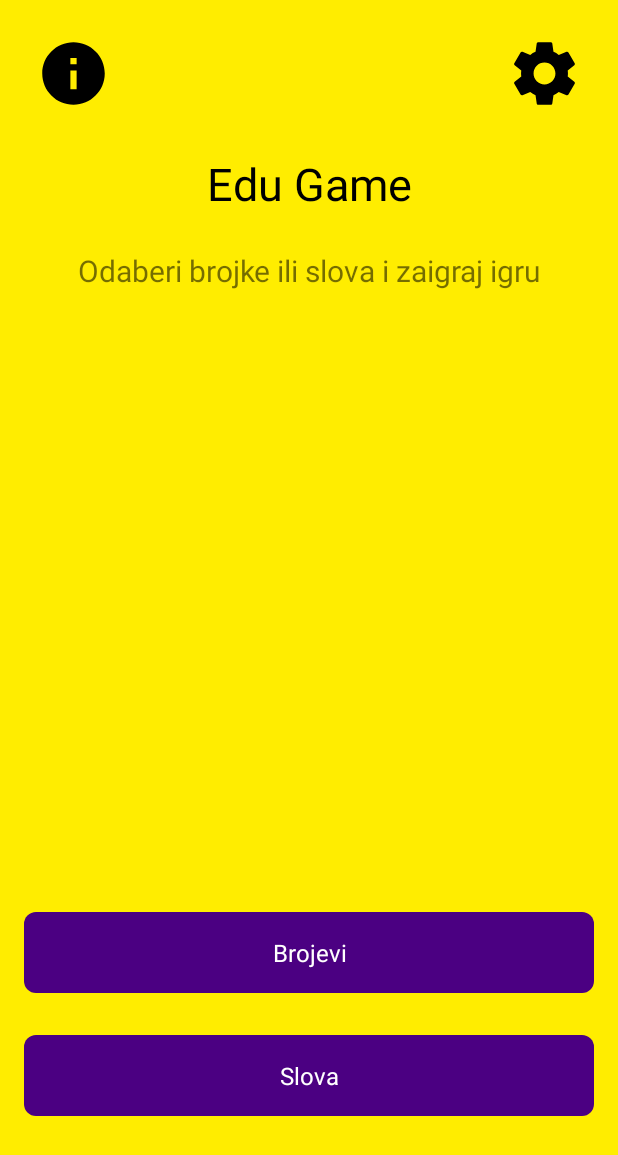
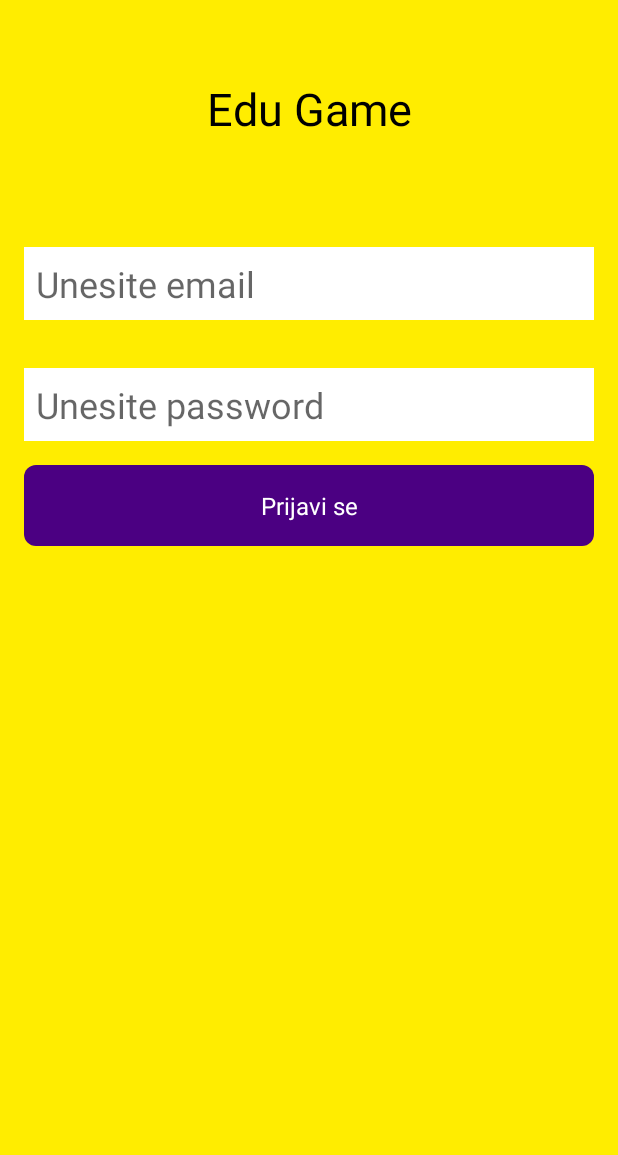
Before and after one commit to pavecicm/EduGame, an Android app: the screen it shows after launch (MainActivity before the commit, LoginActivity after it), on a phone screen of 412 x 824 dp. Shown: the top 1155 px of the screen. Run offline under Robolectric (Android 15) with nearby library versions, the phone set to English and light mode, and no system bars; our stand-ins replace Dagger/Hilt's generated code, Firebase (no records; nobody signed in at launch, a user with empty details on screens opened directly), Timber; libraries missing offline, so code that uses them is left out: com.jakewharton.threetenabp; 1 statement that could not run was skipped.

Commit message:
Added login activity

```diff
--- a/app/build.gradle
+++ b/app/build.gradle
@@ -64,6 +64,8 @@ dependencies {
 
     // firebase
     implementation "com.google.firebase:firebase-core:$firebase"
+    implementation "com.google.firebase:firebase-auth:$firebase"
+    implementation "com.google.firebase:firebase-database:$firebase"
 
     // other
     implementation "com.jakewharton.threetenabp:threetenabp:$threeTenAndroidVersion"
--- a/app/src/main/kotlin/hr/fer/edugame/di/DiBuilder.kt
+++ b/app/src/main/kotlin/hr/fer/edugame/di/DiBuilder.kt
@@ -8,6 +8,8 @@ import hr.fer.edugame.ui.home.HomeModule
 import hr.fer.edugame.ui.home.info.InfoFragment
 import hr.fer.edugame.ui.letters.LettersFragment
 import hr.fer.edugame.ui.letters.LettersModule
+import hr.fer.edugame.ui.login.LoginActivity
+import hr.fer.edugame.ui.login.LoginModule
 import hr.fer.edugame.ui.numbers.NumbersFragment
 import hr.fer.edugame.ui.numbers.NumbersModule
 import hr.fer.edugame.ui.settings.SettingsFragment
@@ -15,6 +17,9 @@ import hr.fer.edugame.ui.settings.SettingsModule
 
 @Module
 abstract class DiBuilder {
+
+    @ContributesAndroidInjector(modules = [LoginModule::class])
+    abstract fun bindLoginActivity(): LoginActivity
 
     @ContributesAndroidInjector
     abstract fun bindMainActivity(): MainActivity
--- a/app/src/main/kotlin/hr/fer/edugame/extensions/StringExtensions.kt
+++ b/app/src/main/kotlin/hr/fer/edugame/extensions/StringExtensions.kt
@@ -3,3 +3,8 @@ package hr.fer.edugame.extensions
 
 fun String.toOperationUI(first: Int, second: Int, result: Int) =
     String.format("%d %s %d = %d", first, this, second, result)
+
+fun String.splitEmail(): String {
+    var split = split("@")
+    return split[0]
+}
--- /dev/null
+++ b/app/src/main/kotlin/hr/fer/edugame/ui/login/LoginActivity.kt
@@ -0,0 +1,55 @@
+package hr.fer.edugame.ui.login
+
+import android.os.Bundle
+import android.widget.Toast
+import com.google.firebase.auth.FirebaseUser
+import hr.fer.edugame.R
+import hr.fer.edugame.extensions.setThrottlingClickListener
+import hr.fer.edugame.ui.MainActivity
+import hr.fer.edugame.ui.shared.base.BaseActivity
+import hr.fer.edugame.ui.shared.base.BasePresenter
+import kotlinx.android.synthetic.main.activity_login.email
+import kotlinx.android.synthetic.main.activity_login.loginBtn
+import kotlinx.android.synthetic.main.activity_login.password
+import javax.inject.Inject
+
+class LoginActivity : BaseActivity(), LoginView {
+
+    companion object {
+        const val EXTRA_USER = "EXTRA_USER"
+    }
+
+    override val layoutRes: Int = R.layout.activity_login
+    override fun providePresenter(): BasePresenter? = null
+
+    @Inject
+    lateinit var presenter: LoginPresenter
+
+    override fun onStart() {
+        super.onStart()
+        presenter.onStart()
+    }
+
+    override fun onCreate(savedInstanceState: Bundle?) {
+        super.onCreate(savedInstanceState)
+        initUI()
+    }
+
+    fun initUI() {
+        loginBtn.setThrottlingClickListener {
+            presenter.loginToFirebase(this, email.text.toString(), password.text.toString())
+        }
+    }
+
+    override fun navigateToHome(user: FirebaseUser) {
+        startActivity(MainActivity.newInstance(this, user))
+    }
+
+    override fun showSuccesfullLogin() {
+        Toast.makeText(applicationContext, "Successful Login", Toast.LENGTH_SHORT).show()
+    }
+
+    override fun showAuthFailed() {
+        Toast.makeText(applicationContext, "Login Failed. Check Email and Password Again!", Toast.LENGTH_SHORT).show()
+    }
+}
--- /dev/null
+++ b/app/src/main/kotlin/hr/fer/edugame/ui/login/LoginPresenter.kt
@@ -0,0 +1,40 @@
+package hr.fer.edugame.ui.login
+
+import com.google.firebase.auth.FirebaseAuth
+import com.google.firebase.database.FirebaseDatabase
+import hr.fer.edugame.extensions.splitEmail
+import hr.fer.edugame.ui.shared.base.BasePresenter
+import javax.inject.Inject
+
+class LoginPresenter @Inject constructor(
+    override val view: LoginView
+) : BasePresenter(view) {
+
+    private var auth: FirebaseAuth = FirebaseAuth.getInstance()
+    private var database = FirebaseDatabase.getInstance()
+    private var myRef = database.reference
+
+    fun onStart() {
+        auth.currentUser?.let {
+            view.navigateToHome(it)
+        }
+    }
+
+    fun loginToFirebase(activity: LoginActivity, email: String, password: String) {
+        if(email.isNotEmpty() && password.isNotEmpty())
+        auth.createUserWithEmailAndPassword(email, password)
+            .addOnCompleteListener(activity) { task ->
+                if (task.isSuccessful) {
+                    var currentUser = auth.currentUser
+                    if (currentUser != null) {
+                        myRef.child("Users").child(currentUser.email.toString().splitEmail()).child("Request").setValue(currentUser.uid)
+                    }
+                    currentUser?.let {
+                        view.navigateToHome(it)
+                    }
+                } else {
+                    view.showAuthFailed()
+                }
+            }
+    }
+}
--- /dev/null
+++ b/app/src/main/kotlin/hr/fer/edugame/ui/login/LoginView.kt
@@ -0,0 +1,10 @@
+package hr.fer.edugame.ui.login
+
+import com.google.firebase.auth.FirebaseUser
+import hr.fer.edugame.ui.shared.base.BaseView
+
+interface LoginView: BaseView {
+    fun navigateToHome(user: FirebaseUser)
+    fun showSuccesfullLogin()
+    fun showAuthFailed()
+}
--- a/app/src/main/kotlin/hr/fer/edugame/ui/shared/base/BaseActivity.kt
+++ b/app/src/main/kotlin/hr/fer/edugame/ui/shared/base/BaseActivity.kt
@@ -1,8 +1,6 @@
 package hr.fer.edugame.ui.shared.base
 
-import android.content.Context
 import android.os.Bundle
-import android.os.PersistableBundle
 import android.support.annotation.DrawableRes
 import android.support.annotation.LayoutRes
 import android.support.annotation.StringRes
@@ -20,8 +18,8 @@ abstract class BaseActivity : DaggerAppCompatActivity(), BaseView {
 
     protected abstract fun providePresenter(): BasePresenter?
 
-    override fun onCreate(savedInstanceState: Bundle?, persistentState: PersistableBundle?) {
-        super.onCreate(savedInstanceState, persistentState)
+    override fun onCreate(savedInstanceState: Bundle?) {
+        super.onCreate(savedInstanceState)
         setContentView(layoutRes)
         setupToolbar()
     }
--- /dev/null
+++ b/app/src/main/res/layout/activity_login.xml
@@ -0,0 +1,54 @@
+<?xml version="1.0" encoding="utf-8"?>
+<LinearLayout
+    xmlns:android="http://schemas.android.com/apk/res/android"
+    android:layout_width="match_parent"
+    android:layout_height="match_parent"
+    xmlns:tools="http://schemas.android.com/tools"
+    android:background="@color/yellow"
+    xmlns:app="http://schemas.android.com/apk/res-auto"
+    tools:layout_editor_absoluteY="25dp"
+    android:orientation="vertical">
+
+    <TextView
+        android:id="@+id/appTitle"
+        android:layout_marginTop="@dimen/spacing_3.5x"
+        android:textSize="30sp"
+        android:gravity="center"
+        android:textColor="@color/black"
+        android:paddingTop="@dimen/spacing_3x"
+        android:text="@string/app_name"
+        android:layout_width="match_parent"
+        android:layout_height="wrap_content"
+        app:layout_constraintTop_toTopOf="parent"/>
+
+    <EditText
+        android:id="@+id/email"
+        style="@style/EnterEditText"
+        android:hint="@string/enter_email"
+        android:inputType="textEmailAddress"
+        app:layout_constraintTop_toBottomOf="@id/appTitle"
+        app:layout_constraintBottom_toTopOf="@id/password"
+        android:layout_marginTop="@dimen/spacing_9x"
+        android:layout_width="match_parent"
+        android:layout_height="wrap_content"/>
+
+    <EditText
+        android:id="@+id/password"
+        style="@style/EnterEditText"
+        android:hint="@string/enter_password"
+        android:layout_marginTop="@dimen/spacing_4x"
+        android:layout_width="match_parent"
+        android:layout_height="wrap_content"
+        android:inputType="textPassword"
+        app:layout_constraintTop_toBottomOf="@id/email"/>
+
+    <TextView
+        android:id="@+id/loginBtn"
+        android:text="@string/login"
+        style="@style/PrimaryButton"
+        android:layout_width="match_parent"
+        android:layout_height="wrap_content"
+        app:layout_constraintBottom_toBottomOf="parent"/>
+
+
+</LinearLayout>
--- a/app/src/main/res/values/strings.xml
+++ b/app/src/main/res/values/strings.xml
@@ -15,4 +15,7 @@
     <string name="reset">Poništi</string>
     <string name="enter_all_data">Molimo unesite oba operanda te operaciju kako bi mogli izračunati novi broj!</string>
     <string name="congrats">Bravo, osvojili ste %s bodova</string>
+    <string name="enter_email">Unesite email</string>
+    <string name="enter_password">Unesite password</string>
+    <string name="login">Prijavi se</string>
 </resources>
--- a/app/src/main/res/values/styles.xml
+++ b/app/src/main/res/values/styles.xml
@@ -99,4 +99,12 @@
         <item name="android:gravity">center</item>
     </style>
 
+    <style name="EnterEditText">
+        <item name="android:layout_marginStart">@dimen/spacing_2x</item>
+        <item name="android:layout_marginEnd">@dimen/spacing_2x</item>
+        <item name="android:textSize">24sp</item>
+        <item name="android:padding">@dimen/spacing_1x</item>
+        <item name="android:background">@color/white</item>
+    </style>
+
 </resources>
```
Also changed, not shown: app/src/main/AndroidManifest.xml (+8 -3 lines), app/src/main/kotlin/hr/fer/edugame/extensions/ContextExtensions.kt (added, +11 -0 lines), app/src/main/kotlin/hr/fer/edugame/ui/MainActivity.kt (+11 -1 lines), app/src/main/kotlin/hr/fer/edugame/ui/login/LoginModule.kt (added, +11 -0 lines).
